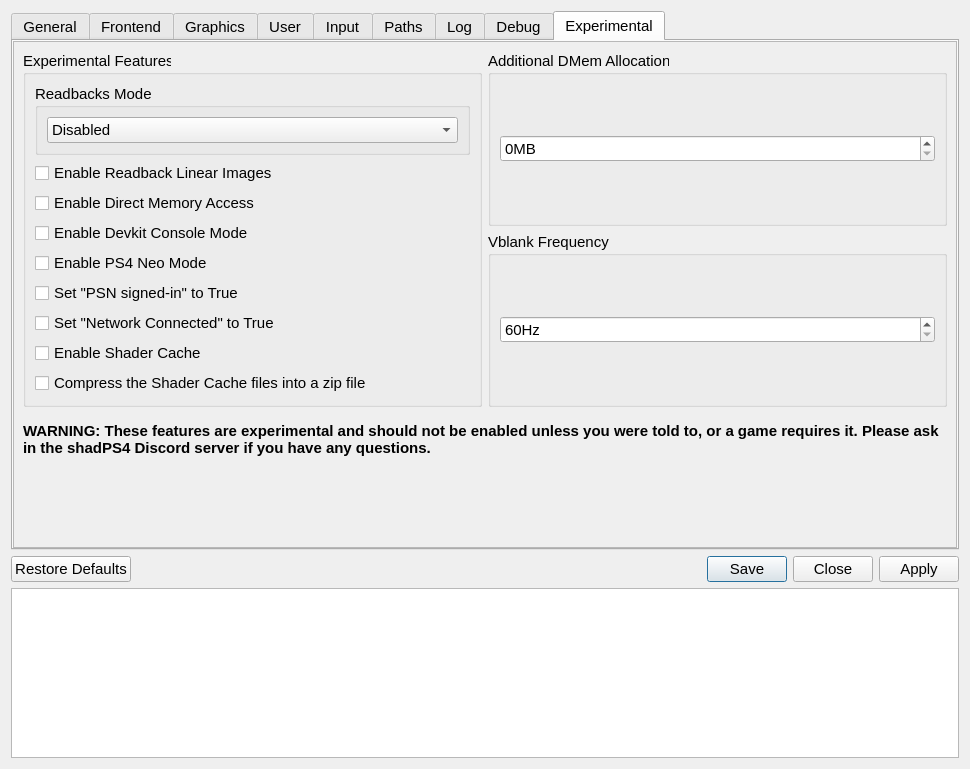
shadps4-emu/shadps4-qtlauncher, file src/qt_gui/settings_dialog.ui: the form before one commit.
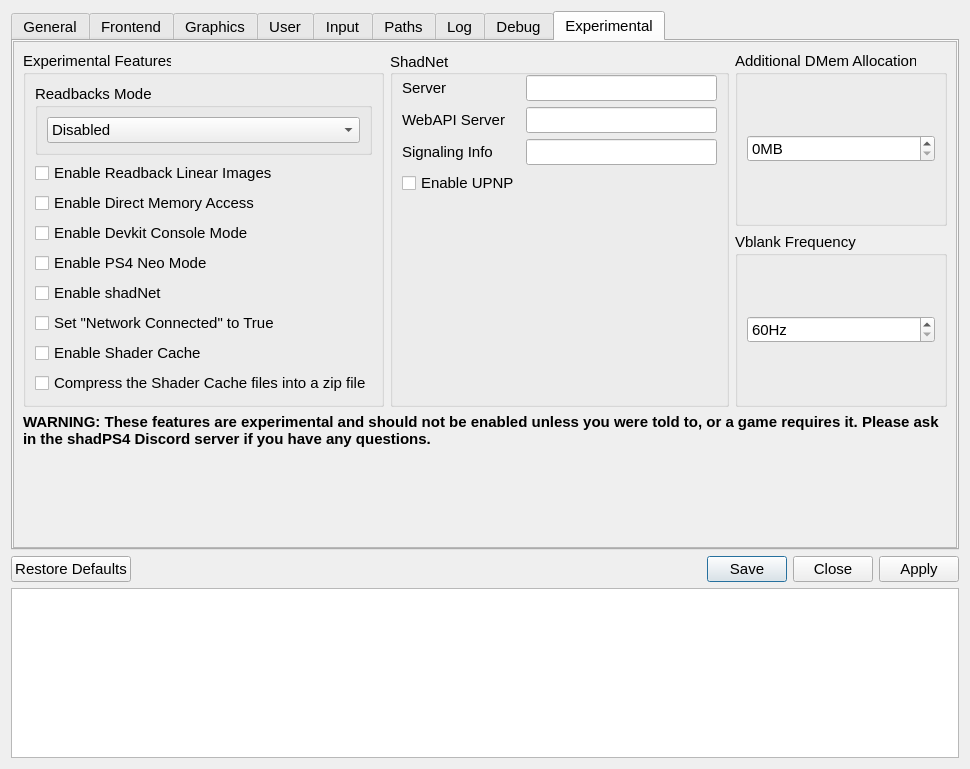
The form after the commit. The open tabs and pages were chosen to show the change. Icons and pictures are not drawn.

Commit message:
shadNet support for QtLauncher (#391)
* shadNet QTLauncher

* update

* clang & reuse fix

* :AngryJoe:

* I apologize for this grave mistake @kalaposfos13

```diff
--- a/src/qt_gui/settings_dialog.ui
+++ b/src/qt_gui/settings_dialog.ui
@@ -2377,7 +2377,7 @@
          <x>0</x>
          <y>0</y>
          <width>946</width>
-         <height>500</height>
+         <height>491</height>
         </rect>
        </property>
        <property name="sizePolicy">
@@ -2477,7 +2477,7 @@
                <item>
                 <widget class="QCheckBox" name="psnSignInCheckBox">
                  <property name="text">
-                  <string>Set &quot;PSN signed-in&quot; to True</string>
+                  <string>Enable shadNet</string>
                  </property>
                 </widget>
                </item>
@@ -2505,6 +2505,113 @@
               </layout>
              </widget>
             </item>
+            <item>
+             <widget class="QGroupBox" name="shadnetGroupBox">
+              <property name="sizePolicy">
+               <sizepolicy hsizetype="Preferred" vsizetype="Minimum">
+                <horstretch>0</horstretch>
+                <verstretch>0</verstretch>
+               </sizepolicy>
+              </property>
+              <property name="title">
+               <string>ShadNet</string>
+              </property>
+              <property name="alignment">
+               <set>Qt::AlignmentFlag::AlignLeading|Qt::AlignmentFlag::AlignLeft|Qt::AlignmentFlag::AlignVCenter</set>
+              </property>
+              <layout class="QFormLayout" name="formLayout">
+               <property name="sizeConstraint">
+                <enum>QLayout::SizeConstraint::SetDefaultConstraint</enum>
+               </property>
+               <property name="fieldGrowthPolicy">
+                <enum>QFormLayout::FieldGrowthPolicy::AllNonFixedFieldsGrow</enum>
+               </property>
+               <property name="labelAlignment">
+                <set>Qt::AlignmentFlag::AlignLeading|Qt::AlignmentFlag::AlignLeft|Qt::AlignmentFlag::AlignTop</set>
+               </property>
+               <property name="horizontalSpacing">
+                <number>6</number>
+               </property>
+               <property name="verticalSpacing">
+                <number>6</number>
+               </property>
+               <property name="leftMargin">
+                <number>9</number>
+               </property>
+               <property name="topMargin">
+                <number>0</number>
+               </property>
+               <property name="bottomMargin">
+                <number>200</number>
+               </property>
+               <item row="1" column="0">
+                <widget class="QLabel" name="serverLabel">
+                 <property name="sizePolicy">
+                  <sizepolicy hsizetype="Preferred" vsizetype="Minimum">
+                   <horstretch>0</horstretch>
+                   <verstretch>0</verstretch>
+                  </sizepolicy>
+                 </property>
+                 <property name="minimumSize">
+                  <size>
+                   <width>0</width>
+                   <height>0</height>
+                  </size>
+                 </property>
+                 <property name="text">
+                  <string>Server</string>
+                 </property>
+                 <property name="alignment">
+                  <set>Qt::AlignmentFlag::AlignLeading|Qt::AlignmentFlag::AlignLeft|Qt::AlignmentFlag::AlignVCenter</set>
+                 </property>
+                </widget>
+               </item>
+               <item row="4" column="0">
+                <widget class="QLabel" name="signalingInfoLabel">
+                 <property name="text">
+                  <string>Signaling Info</string>
+                 </property>
+                </widget>
+               </item>
+               <item row="4" column="1">
+                <widget class="QLineEdit" name="signalingInfoLineEdit"/>
+               </item>
+               <item row="6" column="0">
+                <widget class="QCheckBox" name="upnpCheckBox">
+                 <property name="text">
+                  <string>Enable UPNP</string>
+                 </property>
+                </widget>
+               </item>
+               <item row="1" column="1">
+                <widget class="QLineEdit" name="serverLineEdit">
+                 <property name="sizePolicy">
+                  <sizepolicy hsizetype="Expanding" vsizetype="Fixed">
+                   <horstretch>0</horstretch>
+                   <verstretch>0</verstretch>
+                  </sizepolicy>
+                 </property>
+                 <property name="text">
+                  <string/>
+                 </property>
+                 <property name="alignment">
+                  <set>Qt::AlignmentFlag::AlignLeading|Qt::AlignmentFlag::AlignLeft|Qt::AlignmentFlag::AlignVCenter</set>
+                 </property>
+                </widget>
+               </item>
+               <item row="3" column="0">
+                <widget class="QLabel" name="servWebApiLabel">
+                 <property name="text">
+                  <string>WebAPI Server</string>
+                 </property>
+                </widget>
+               </item>
+               <item row="3" column="1">
+                <widget class="QLineEdit" name="servWebApiLineEdit"/>
+               </item>
+              </layout>
+             </widget>
+            </item>
             <item>
              <layout class="QVBoxLayout" name="verticalLayout_10">
               <item>
```
Left out of the diff: 20 changed lines with no effect on the pictures. The commit also changes 4 other files.
